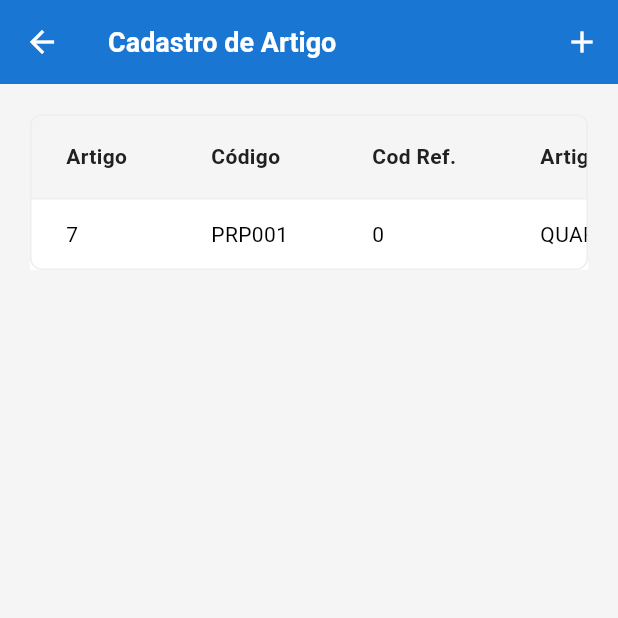
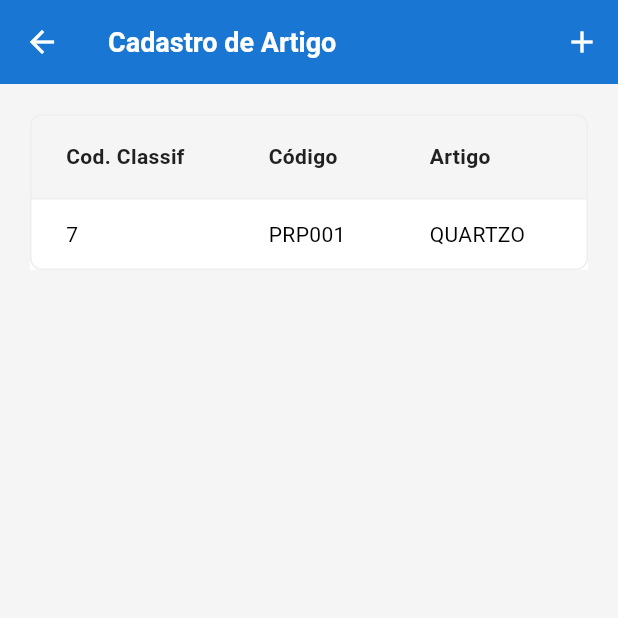
Before and after one commit to joaochiorato/roteiro_produtivo, a Flutter app: the ArtigoListPage screen opened directly, on a phone screen of 412 x 824 dp, the top half of it. Run offline on Flutter 3.47's test engine with Material 3 defaults, Android fonts, the light colour scheme and no system bars.

Commit message:
Ajuste na ordenação
1

```diff
--- a/lib/artigo_list_page.dart
+++ b/lib/artigo_list_page.dart
@@ -1,27 +1,28 @@
 import 'package:flutter/material.dart';
 import 'artigo_detail_page.dart';
 
+/// Modelo de Artigo
 class Artigo {
+  final int codClassif;
   final String codProdutoRP;
   final String nomeArtigo;
   final String nomeRoteiro;
   final int opcaoPcp;
-  final int codClassif;
   final String status;
 
   Artigo({
+    required this.codClassif,
     required this.codProdutoRP,
     required this.nomeArtigo,
     required this.nomeRoteiro,
     required this.opcaoPcp,
-    required this.codClassif,
     required this.status,
   });
 
   String get artigoFormatado => '$codProdutoRP - $nomeArtigo';
 }
 
-// Lista global para compartilhar entre telas
+/// Lista global para compartilhar entre telas
 final List<Artigo> artigosCadastrados = [
   Artigo(
     codProdutoRP: 'PRP001',
@@ -33,6 +34,7 @@
   ),
 ];
 
+/// Página de listagem de Artigos
 class ArtigoListPage extends StatefulWidget {
   const ArtigoListPage({super.key});
 
@@ -61,11 +63,29 @@
   }
 
   void _remover(Artigo artigo) {
-    setState(() {
-      artigosCadastrados.remove(artigo);
-    });
+    showDialog(
+      context: context,
+      builder: (ctx) => AlertDialog(
+        title: const Text('Confirmar exclusão'),
+        content: Text('Deseja remover o artigo "${artigo.nomeArtigo}"?'),
+        actions: [
+          TextButton(
+            onPressed: () => Navigator.pop(ctx),
+            child: const Text('Cancelar'),
+          ),
+          ElevatedButton(
+            onPressed: () {
+              Navigator.pop(ctx);
+              setState(() => artigosCadastrados.remove(artigo));
               ScaffoldMessenger.of(context).showSnackBar(
                 const SnackBar(content: Text('Artigo removido.')),
+              );
+            },
+            style: ElevatedButton.styleFrom(backgroundColor: Colors.red),
+            child: const Text('Remover'),
+          ),
+        ],
+      ),
     );
   }
 
@@ -77,65 +97,106 @@
         actions: [
           IconButton(
             icon: const Icon(Icons.add),
+            tooltip: 'Novo Artigo',
             onPressed: () => _abrirDetalhe(),
           ),
         ],
       ),
       body: Padding(
         padding: const EdgeInsets.all(16),
-        child: Card(
+        child:
+            artigosCadastrados.isEmpty ? _buildEmptyState() : _buildDataTable(),
+      ),
+    );
+  }
+
+  Widget _buildEmptyState() {
+    return Center(
+      child: Column(
+        mainAxisAlignment: MainAxisAlignment.center,
+        children: [
+          Icon(Icons.category_outlined, size: 64, color: Colors.grey.shade400),
+          const SizedBox(height: 16),
+          Text(
+            'Nenhum artigo cadastrado.',
+            style: TextStyle(fontSize: 16, color: Colors.grey.shade600),
+          ),
+          const SizedBox(height: 16),
+          ElevatedButton.icon(
+            onPressed: () => _abrirDetalhe(),
+            icon: const Icon(Icons.add),
+            label: const Text('Novo Artigo'),
+          ),
+        ],
+      ),
+    );
+  }
+
+  Widget _buildDataTable() {
+    return Card(
       child: SingleChildScrollView(
         scrollDirection: Axis.horizontal,
         child: DataTable(
           columns: const [
+            DataColumn(label: Text('Cod. Classif')),
+            DataColumn(label: Text('Código')),
             DataColumn(label: Text('Artigo')),
-                DataColumn(label: Text('Código')),
             DataColumn(label: Text('Cod Ref.')),
-                DataColumn(label: Text('Artigo')),
-                DataColumn(label: Text('Roteiro Produtivo')),
             DataColumn(label: Text('Status')),
-                DataColumn(label: Text('')),
+            DataColumn(label: Text('Ações')),
           ],
-              rows: artigosCadastrados
-                  .map(
-                    (a) => DataRow(
+          rows: artigosCadastrados.map((artigo) {
+            return DataRow(
               cells: [
+                DataCell(Text(artigo.codClassif.toString())), // 4º
+                DataCell(Text(artigo.codProdutoRP)), // 1º
+                DataCell(Text(artigo.nomeArtigo)), // 2º
+                DataCell(Text(artigo.opcaoPcp.toString())), // 3º
+                DataCell(_buildStatusBadge(artigo.status)), // 5º
                 DataCell(
-                          Text(a.codClassif.toString()),
-                          onTap: () => _abrirDetalhe(artigo: a),
+                  // 6º
+                  Row(
+                    mainAxisSize: MainAxisSize.min,
+                    children: [
+                      IconButton(
+                        icon: const Icon(Icons.edit, size: 20),
+                        tooltip: 'Editar',
+                        onPressed: () => _abrirDetalhe(artigo: artigo),
                       ),
-                        DataCell(
-                          Text(a.codProdutoRP),
-                          onTap: () => _abrirDetalhe(artigo: a),
+                      IconButton(
+                        icon: const Icon(Icons.delete,
+                            size: 20, color: Colors.red),
+                        tooltip: 'Remover',
+                        onPressed: () => _remover(artigo),
                       ),
-                        DataCell(
-                          Text(a.opcaoPcp.toString()),
-                          onTap: () => _abrirDetalhe(artigo: a),
-                        ),
-                        DataCell(
-                          Text(a.nomeArtigo),
-                          onTap: () => _abrirDetalhe(artigo: a),
-                        ),
-                        DataCell(
-                          Text(a.nomeRoteiro),
-                          onTap: () => _abrirDetalhe(artigo: a),
-                        ),
-                        DataCell(
-                          Text(a.status),
-                          onTap: () => _abrirDetalhe(artigo: a),
-                        ),
-                        DataCell(
-                          IconButton(
-                            icon: const Icon(Icons.delete_outline, size: 18),
-                            onPressed: () => _remover(a),
+                    ],
                   ),
                 ),
               ],
-                    ),
-                  )
-                  .toList(),
+            );
+          }).toList(),
         ),
       ),
+    );
+  }
+
+  Widget _buildStatusBadge(String status) {
+    final isAtivo = status == 'Ativo';
+    return Container(
+      padding: const EdgeInsets.symmetric(horizontal: 10, vertical: 4),
+      decoration: BoxDecoration(
+        color: isAtivo ? Colors.green.shade50 : Colors.red.shade50,
+        borderRadius: BorderRadius.circular(12),
+        border: Border.all(
+          color: isAtivo ? Colors.green.shade200 : Colors.red.shade200,
+        ),
+      ),
+      child: Text(
+        status,
+        style: TextStyle(
+          fontSize: 12,
+          fontWeight: FontWeight.w500,
+          color: isAtivo ? Colors.green.shade700 : Colors.red.shade700,
         ),
       ),
     );
--- a/lib/pages/artigo_list_page.dart
+++ b/lib/pages/artigo_list_page.dart
@@ -3,19 +3,19 @@
 
 /// Modelo de Artigo
 class Artigo {
+  final int codClassif;
   final String codProdutoRP;
   final String nomeArtigo;
   final String nomeRoteiro;
   final int opcaoPcp;
-  final int codClassif;
   final String status;
 
   Artigo({
+    required this.codClassif,
     required this.codProdutoRP,
     required this.nomeArtigo,
     required this.nomeRoteiro,
     required this.opcaoPcp,
-    required this.codClassif,
     required this.status,
   });
 
@@ -104,9 +104,8 @@
       ),
       body: Padding(
         padding: const EdgeInsets.all(16),
-        child: artigosCadastrados.isEmpty
-            ? _buildEmptyState()
-            : _buildDataTable(),
+        child:
+            artigosCadastrados.isEmpty ? _buildEmptyState() : _buildDataTable(),
       ),
     );
   }
@@ -140,21 +139,22 @@
         child: DataTable(
           columns: const [
             DataColumn(label: Text('Cod. Classif')),
+            DataColumn(label: Text('Código')),
+            DataColumn(label: Text('Artigo')),
             DataColumn(label: Text('Cod Ref.')),
-            DataColumn(label: Text('Artigo')),
-            DataColumn(label: Text('Código')),
             DataColumn(label: Text('Status')),
             DataColumn(label: Text('Ações')),
           ],
           rows: artigosCadastrados.map((artigo) {
             return DataRow(
               cells: [
-                DataCell(Text(artigo.codClassif.toString())),
-                DataCell(Text(artigo.opcaoPcp.toString())),
-                DataCell(Text(artigo.nomeArtigo)),
-                DataCell(Text(artigo.codProdutoRP)),
-                DataCell(_buildStatusBadge(artigo.status)),
+                DataCell(Text(artigo.codClassif.toString())), // 4º
+                DataCell(Text(artigo.codProdutoRP)), // 1º
+                DataCell(Text(artigo.nomeArtigo)), // 2º
+                DataCell(Text(artigo.opcaoPcp.toString())), // 3º
+                DataCell(_buildStatusBadge(artigo.status)), // 5º
                 DataCell(
+                  // 6º
                   Row(
                     mainAxisSize: MainAxisSize.min,
                     children: [
@@ -164,7 +164,8 @@
                         onPressed: () => _abrirDetalhe(artigo: artigo),
                       ),
                       IconButton(
-                        icon: const Icon(Icons.delete, size: 20, color: Colors.red),
+                        icon: const Icon(Icons.delete,
+                            size: 20, color: Colors.red),
                         tooltip: 'Remover',
                         onPressed: () => _remover(artigo),
                       ),
--- a/lib/pages/home_menu_page.dart
+++ b/lib/pages/home_menu_page.dart
@@ -502,18 +502,18 @@
         scrollDirection: Axis.horizontal,
         child: DataTable(
           columns: const [
+            DataColumn(label: Text('Cod. Classif')),
+            DataColumn(label: Text('Cod Ref.')),
             DataColumn(label: Text('Artigo')),
             DataColumn(label: Text('Código')),
-            DataColumn(label: Text('Cod Ref.')),
-            DataColumn(label: Text('Cod. Classif')),
             DataColumn(label: Text('Status')),
             DataColumn(label: Text('Ações')),
           ],
           rows: artigosCadastrados.map((a) => DataRow(cells: [
+            DataCell(Text(a.codClassif.toString())),
+            DataCell(Text(a.opcaoPcp.toString())),
             DataCell(Text(a.nomeArtigo)),
             DataCell(Text(a.codProdutoRP)),
-            DataCell(Text(a.opcaoPcp.toString())),
-            DataCell(Text(a.codClassif.toString())),
             DataCell(_statusBadge(a.status)),
             DataCell(Row(mainAxisSize: MainAxisSize.min, children: [
               IconButton(icon: const Icon(Icons.edit, size: 20), onPressed: () => _abrirDetalhe(artigo: a)),
```
Lines whose indentation alone changed are shown as unchanged.
